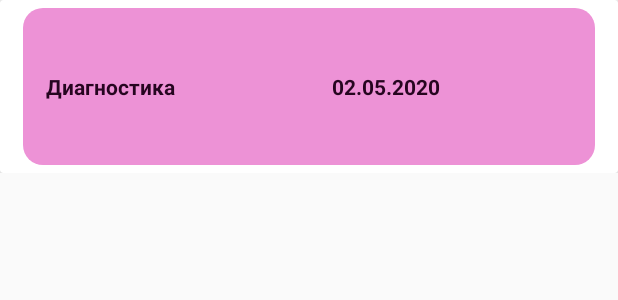
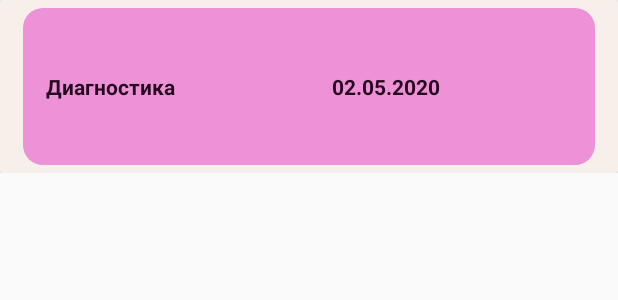
Before and after one commit to EddDoubleD/onlineSocialDiagnostic, an Android app: the layout item_user_result.xml on its own in the app's theme, with its tools: preview values and no code run, on a phone screen of 412 x 824 dp. Shown: the top 300 px of the screen. Run offline under Robolectric (Android 15) with nearby library versions, the phone set to English and light mode, and no system bars.

Commit message:
fix user_result card background color

```diff
--- a/app/src/main/java/ru/hardwork/onlinesocialdiagnosticapp/CategoryFragment.java
+++ b/app/src/main/java/ru/hardwork/onlinesocialdiagnosticapp/CategoryFragment.java
@@ -220,7 +220,6 @@ public class CategoryFragment extends Fragment {
             DiagnosticTest model = Common.diagnosticTests.get(position);
             holder.setId(model.getId());
             // Раскрашиваем форму теста
-            holder.layout.setBackgroundColor(R.color.background);
             @SuppressLint("UseCompatLoadingForDrawables")
             Drawable drawable = activity.getDrawable(Common.shapes[color]);
             holder.layout.setBackground(drawable);
--- a/app/src/main/java/ru/hardwork/onlinesocialdiagnosticapp/holders/UserResultViewHolder.java
+++ b/app/src/main/java/ru/hardwork/onlinesocialdiagnosticapp/holders/UserResultViewHolder.java
@@ -23,7 +23,9 @@ public class UserResultViewHolder extends RecyclerView.ViewHolder implements Vie
     @SuppressLint("ResourceAsColor")
     public UserResultViewHolder(@NonNull View itemView) {
         super(itemView);
+
         resultLine = itemView.findViewById(R.id.resultLine);
+        resultLine.setBackgroundColor(R.color.background);
         userCardView = itemView.findViewById(R.id.userCardView);
         diagnosticName = itemView.findViewById(R.id.diagnostic_name);
         diagnosticDate = itemView.findViewById(R.id.diagnostic_date);
--- a/app/src/main/res/layout/item_psytest_version_2.xml
+++ b/app/src/main/res/layout/item_psytest_version_2.xml
@@ -4,7 +4,6 @@
     xmlns:tools="http://schemas.android.com/tools"
     android:layout_width="@dimen/CardView"
     android:layout_height="160dp"
-    android:background="@color/background"
     android:orientation="vertical">
 
     <androidx.cardview.widget.CardView
--- a/app/src/main/res/layout/item_user_result.xml
+++ b/app/src/main/res/layout/item_user_result.xml
@@ -2,12 +2,14 @@
 <LinearLayout xmlns:android="http://schemas.android.com/apk/res/android"
     xmlns:tools="http://schemas.android.com/tools"
     android:layout_width="match_parent"
-    android:layout_height="115dp">
+    android:layout_height="115dp"
+    xmlns:app="http://schemas.android.com/apk/res-auto">
 
     <androidx.cardview.widget.CardView
         android:id="@+id/userCardView"
         android:layout_width="match_parent"
-        android:layout_height="match_parent">
+        android:layout_height="match_parent"
+        app:cardBackgroundColor="@color/background">
 
         <LinearLayout
             android:id="@+id/resultLine"
```
